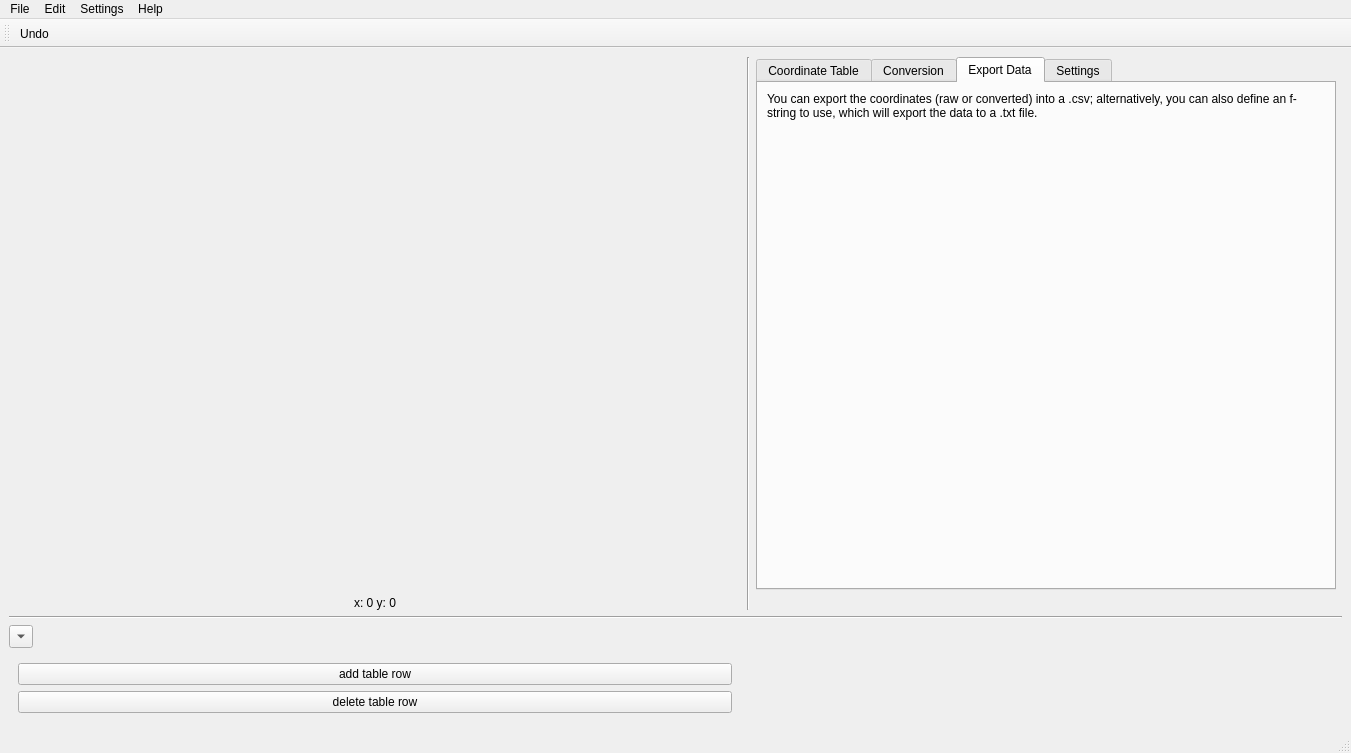
This is src/main/resources/base/rectmap.ui in lgactna/RectangleMappingTool as Qt 5 draws it before an edit. The edited form follows.
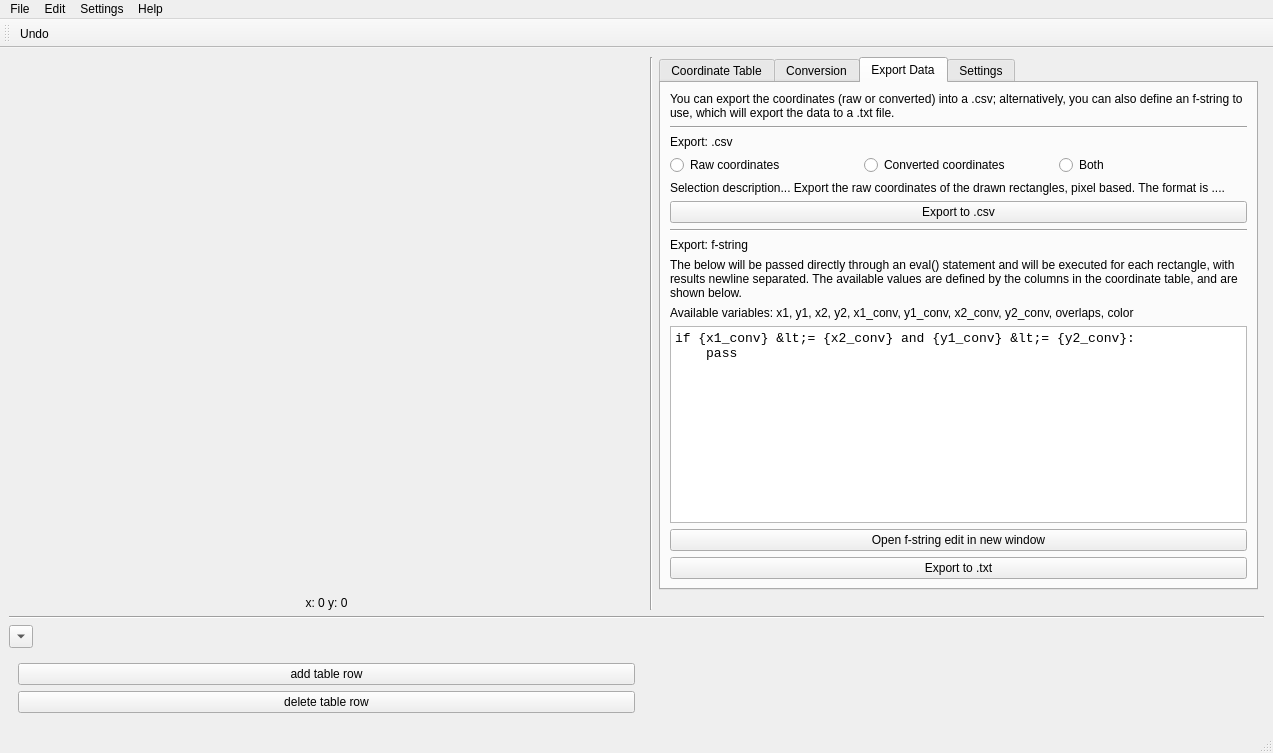
This is the edited form. The open tabs and pages were chosen to show the change.

Patch:
```diff
--- a/src/main/resources/base/rectmap.ui
+++ b/src/main/resources/base/rectmap.ui
@@ -9,7 +9,7 @@
    <rect>
     <x>0</x>
     <y>0</y>
-    <width>1351</width>
+    <width>1273</width>
     <height>753</height>
    </rect>
   </property>
@@ -36,7 +36,7 @@
      <widget class="QTabWidget" name="tabWidget">
       <property name="maximumSize">
        <size>
-        <width>580</width>
+        <width>599</width>
         <height>16777215</height>
        </size>
       </property>
@@ -138,7 +138,7 @@
         <string>Export Data</string>
        </attribute>
        <layout class="QVBoxLayout" name="verticalLayout">
-        <item alignment="Qt::AlignTop">
+        <item>
          <widget class="QLabel" name="label_3">
           <property name="text">
            <string>You can export the coordinates (raw or converted) into a .csv; alternatively, you can also define an f-string to use, which will export the data to a .txt file.</string>
@@ -148,6 +148,127 @@
           </property>
          </widget>
         </item>
+        <item>
+         <widget class="Line" name="line_4">
+          <property name="orientation">
+           <enum>Qt::Horizontal</enum>
+          </property>
+         </widget>
+        </item>
+        <item>
+         <widget class="QLabel" name="label_13">
+          <property name="text">
+           <string>Export: .csv</string>
+          </property>
+         </widget>
+        </item>
+        <item>
+         <layout class="QHBoxLayout" name="horizontalLayout_2">
+          <item>
+           <widget class="QRadioButton" name="radioButton">
+            <property name="text">
+             <string>Raw coordinates</string>
+            </property>
+           </widget>
+          </item>
+          <item>
+           <widget class="QRadioButton" name="radioButton_2">
+            <property name="text">
+             <string>Converted coordinates</string>
+            </property>
+           </widget>
+          </item>
+          <item>
+           <widget class="QRadioButton" name="radioButton_3">
+            <property name="text">
+             <string>Both</string>
+            </property>
+           </widget>
+          </item>
+         </layout>
+        </item>
+        <item>
+         <widget class="QLabel" name="label_14">
+          <property name="text">
+           <string>Selection description... Export the raw coordinates of the drawn rectangles, pixel based. The format is ....</string>
+          </property>
+          <property name="wordWrap">
+           <bool>true</bool>
+          </property>
+         </widget>
+        </item>
+        <item>
+         <widget class="QPushButton" name="pushButton_7">
+          <property name="text">
+           <string>Export to .csv</string>
+          </property>
+         </widget>
+        </item>
+        <item>
+         <widget class="Line" name="line_5">
+          <property name="orientation">
+           <enum>Qt::Horizontal</enum>
+          </property>
+         </widget>
+        </item>
+        <item>
+         <widget class="QLabel" name="label_15">
+          <property name="text">
+           <string>Export: f-string</string>
+          </property>
+         </widget>
+        </item>
+        <item>
+         <widget class="QLabel" name="label_16">
+          <property name="text">
+           <string>The below will be passed directly through an eval() statement and will be executed for each rectangle, with results newline separated. The available values are defined by the columns in the coordinate table, and are shown below.</string>
+          </property>
+          <property name="wordWrap">
+           <bool>true</bool>
+          </property>
+         </widget>
+        </item>
+        <item>
+         <widget class="QLabel" name="label_17">
+          <property name="text">
+           <string>Available variables: x1, y1, x2, y2, x1_conv, y1_conv, x2_conv, y2_conv, overlaps, color</string>
+          </property>
+          <property name="wordWrap">
+           <bool>true</bool>
+          </property>
+         </widget>
+        </item>
+        <item>
+         <widget class="QPlainTextEdit" name="plainTextEdit">
+          <property name="font">
+           <font>
+            <family>Consolas</family>
+            <pointsize>10</pointsize>
+           </font>
+          </property>
+          <property name="lineWrapMode">
+           <enum>QPlainTextEdit::NoWrap</enum>
+          </property>
+          <property name="plainText">
+           <string>if {x1_conv} &lt;= {x2_conv} and {y1_conv} &lt;= {y2_conv}:
+    pass</string>
+          </property>
+         </widget>
+        </item>
+        <item>
+         <widget class="QPushButton" name="pushButton_9">
+          <property name="text">
+           <string>Open f-string edit in new window</string>
+          </property>
+         </widget>
+        </item>
+        <item>
+         <widget class="QPushButton" name="pushButton_8">
+          <property name="text">
+           <string>Export to .txt</string>
+          </property>
+         </widget>
+        </item>
        </layout>
       </widget>
       <widget class="QWidget" name="tab_3">
@@ -236,7 +357,7 @@
     <rect>
      <x>0</x>
      <y>0</y>
-     <width>1351</width>
+     <width>1273</width>
      <height>26</height>
     </rect>
    </property>
```
Left out of the diff: 403 changed lines with no effect on the pictures.
